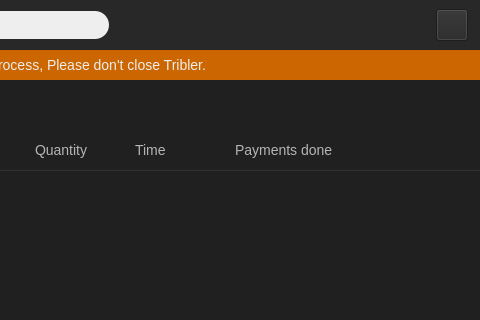
Above: TriblerGUI/qt_resources/mainwindow.ui from devos50/tribler before the change; both pictures show x 375 to 855 and y 0 to 320 of the 855 by 655 pixel window. Below: the same form after it.
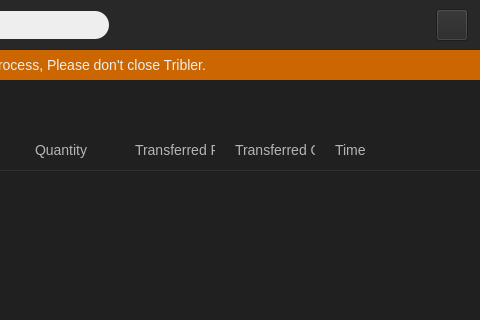
That is the form after the change. The open tabs and pages were chosen to show the change. Icons and pictures are not drawn. Custom widgets are drawn as their Qt base class.

Commit message: Fixed market transactions GUI page

```diff
--- a/TriblerGUI/qt_resources/mainwindow.ui
+++ b/TriblerGUI/qt_resources/mainwindow.ui
@@ -10297,16 +10297,21 @@
               <string>Quantity</string>
              </property>
             </column>
+            <column>
+             <property name="text">
+              <string>Transferred Price</string>
+             </property>
+            </column>
+            <column>
+             <property name="text">
+              <string>Transferred Quantity</string>
+             </property>
+            </column>
             <column>
              <property name="text">
               <string>Time</string>
              </property>
             </column>
-            <column>
-             <property name="text">
-              <string>Payments done</string>
-             </property>
-            </column>
            </widget>
           </item>
          </layout>
```
Left out of the diff: 2 changed lines with no effect on the pictures. The commit also changes 2 other files.
